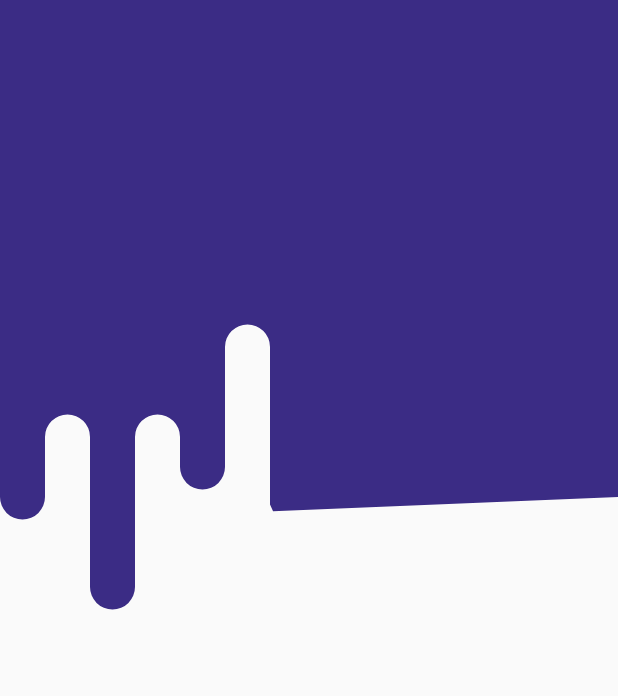
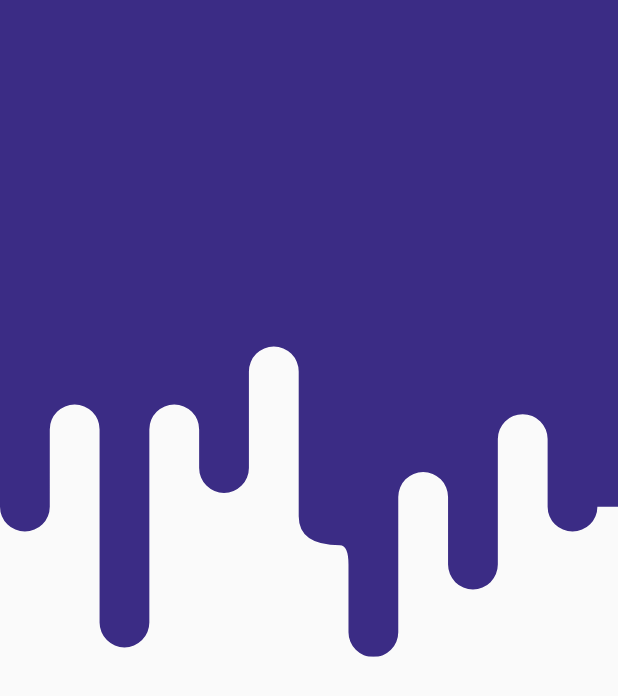
Before and after one commit to bprayush/Learning-Flutter-Clippath, a Flutter app: the screen it shows after launch, on a phone screen of 412 x 824 dp. Shown: the top 696 px of the screen. Run offline on Flutter 3.47's test engine with Material 2 defaults, Android fonts, the phone set to English and light mode, and no system bars; our stand-ins replace flutter_screenutil.

Commit message:
Done with the clip-path, learned a lot. MAN THIS IS HARD!

```diff
--- a/lib/main.dart
+++ b/lib/main.dart
@@ -31,9 +31,9 @@ class _ClipperScaffoldState extends State<ClipperScaffold> {
       body: Stack(
         children: <Widget>[
           ClipPath(
-            clipper: MyClipper(),
+            clipper: MyClipper(context),
             child: Container(
-              height: ScreenUtil().setHeight(335),
+              height: ScreenUtil().setHeight(340),
               decoration: BoxDecoration(
                 color: Color(0xff3B2C85),
                 boxShadow: [
--- a/lib/myclipper.dart
+++ b/lib/myclipper.dart
@@ -1,40 +1,141 @@
 import 'package:flutter/material.dart';
+import 'package:flutter_screenutil/flutter_screenutil.dart';
 
 class MyClipper extends CustomClipper<Path>{
+
+  BuildContext _context;
+  MyClipper(this._context);
+
   @override
   Path getClip(Size size) {
-    final Path path = Path();
-    final height = size.height - 100;
-    final width = size.width;
+    ScreenUtil.instance = ScreenUtil(width: 360, height: 640, allowFontScaling: true)..init(_context);
 
-    path.lineTo(0, height);
-    // path.quadraticBezierTo(20, height + 20, 40, height);
-    // path.lineTo(40, height - 20);
-    path.arcToPoint(Offset(30, height), radius: Radius.circular(5), clockwise: false);
-    path.lineTo(30, height - 40);
-    path.arcToPoint(Offset(60, height - 40), radius: Radius.circular(5));
-    path.lineTo(60, height + 60);
-    path.arcToPoint(Offset(90, height + 60), radius: Radius.circular(5), clockwise: false);
-    path.lineTo(90, height - 40);
-    path.arcToPoint(Offset(120, height - 40), radius: Radius.circular(5));
-    path.lineTo(120, height - 20);
-    path.arcToPoint(Offset(150, height - 20), radius: Radius.circular(5), clockwise: false);
-    path.lineTo(150, height - 100);
-    path.arcToPoint(Offset(180, height - 100), radius: Radius.circular(5));
-    path.lineTo(180, height + 5);
-    // path.arcToPoint(Offset(195, height + 5), radius: Radius.circular(5), clockwise: false);
-    // path.lineTo(189, height + 12.5);
-    // path.arcToPoint(Offset(200, height + 60), radius: Radius.circular(5));
-    // path.lineTo(210, )
-    path.arcTo(Rect.fromCircle(center: Offset(180, height + 5), radius: 5), 20, 0, false);
+    final Path _path = Path();
+    final _height = size.height - 100;
+    final _width = size.width;
+    final _radius = ScreenUtil().setHeight(5);
+    final int _barWidth = _width ~/ 14;
+    final _baseWidth = ScreenUtil().setWidth(_barWidth);
+
+    _path.lineTo(0, _height);
+
+    // BAR 1
+    _path.arcToPoint(
+      Offset(_baseWidth, _height),
+      radius: Radius.circular(_radius), clockwise: false
+    );
+
+    _path.lineTo(_baseWidth, _height - ScreenUtil().setHeight(40));
+
+    // BAR 2
+    _path.arcToPoint(
+      Offset(_baseWidth * 2,
+      _height - ScreenUtil().setHeight(40)),
+      radius: Radius.circular(_radius)
+    );
+
+    _path.lineTo(_baseWidth * 2, _height + ScreenUtil().setHeight(60));
+
+    // BAR 3
+    _path.arcToPoint(
+      Offset(_baseWidth * 3, _height + ScreenUtil().setHeight(60)),
+      radius: Radius.circular(_radius),
+      clockwise: false
+    );
+
+    _path.lineTo(_baseWidth * 3, _height - ScreenUtil().setHeight(40));
+
+    // BAR 4
+    _path.arcToPoint(
+      Offset(_baseWidth * 4, _height - ScreenUtil().setHeight(40)),
+      radius: Radius.circular(_radius)
+    );
+
+    _path.lineTo(_baseWidth * 4, _height - ScreenUtil().setHeight(20));
+
+    // BAR 5
+    _path.arcToPoint(
+      Offset(_baseWidth * 5, _height - ScreenUtil().setHeight(20)),
+      radius: Radius.circular(_radius),
+      clockwise: false
+    );
+
+    _path.lineTo(_baseWidth * 5, _height - ScreenUtil().setHeight(70));
+
+    // BAR 6
+    _path.arcToPoint(
+      Offset(_baseWidth * 6, _height - ScreenUtil().setHeight(70)),
+      radius: Radius.circular(_radius)
+    );
+
+    _path.lineTo(_baseWidth * 6, _height + ScreenUtil().setHeight(5));
+
+    // BAR 7
+    _path.quadraticBezierTo(
+      _baseWidth * 6,
+      _height + ScreenUtil().setHeight(20),
+      _baseWidth * 7 - ScreenUtil().setWidth(5),
+      _height + ScreenUtil().setHeight(20)
+    );
+
+    // BAR 8
+    _path.quadraticBezierTo(
+      _baseWidth * 7,
+      _height + ScreenUtil().setHeight(20),
+      _baseWidth * 7,
+      _height + ScreenUtil().setHeight(30)
+    );
+
+    _path.lineTo(_baseWidth * 7, _height + ScreenUtil().setHeight(65));
+
+    // BAR 9
+    _path.arcToPoint(
+      Offset(_baseWidth * 8, _height + ScreenUtil().setHeight(65)),
+      radius: Radius.circular(_radius),
+      clockwise: false
+    );
+
+    _path.lineTo(_baseWidth * 8, _height - ScreenUtil().setHeight(5));
+
+    // BAR 10
+    _path.arcToPoint(
+      Offset(_baseWidth * 9, _height - ScreenUtil().setHeight(5)),
+      radius: Radius.circular(_radius)
+    );
+
+    _path.lineTo(_baseWidth * 9, _height + ScreenUtil().setHeight(30));
+
+    // BAR 11
+    _path.arcToPoint(
+      Offset(_baseWidth * 10, _height + ScreenUtil().setHeight(30)),
+      radius: Radius.circular(_radius),
+      clockwise: false
+    );
+
+    _path.lineTo(_baseWidth * 10, _height - ScreenUtil().setHeight(35));
+
+    // BAR 12
+    _path.arcToPoint(
+      Offset(_baseWidth * 11, _height - ScreenUtil().setHeight(35)),
+      radius: Radius.circular(_radius),
+      clockwise: true
+    );
+
+    _path.lineTo(_baseWidth * 11, _height);
+
+    // BAR 13
+    _path.arcToPoint(
+      Offset(_baseWidth * 12, _height),
+      radius: Radius.circular(_radius),
+      clockwise: false
+    );
+
+    // ENDING PATH
+    _path.lineTo(_width, _height);
+    _path.lineTo(_width, 0);
 
 
-    // ENDING PATH
-    path.lineTo(width, height);
-    path.lineTo(width, 0);
-
-
-    return path;
+    return _path;
   }
 
   @override
```
